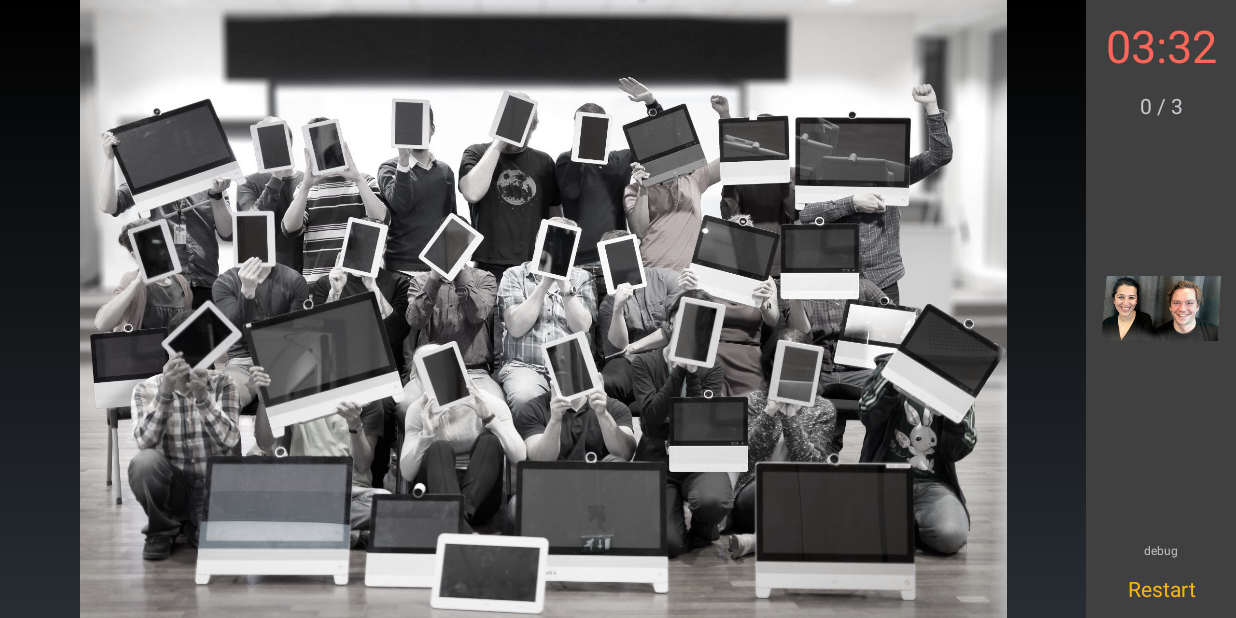
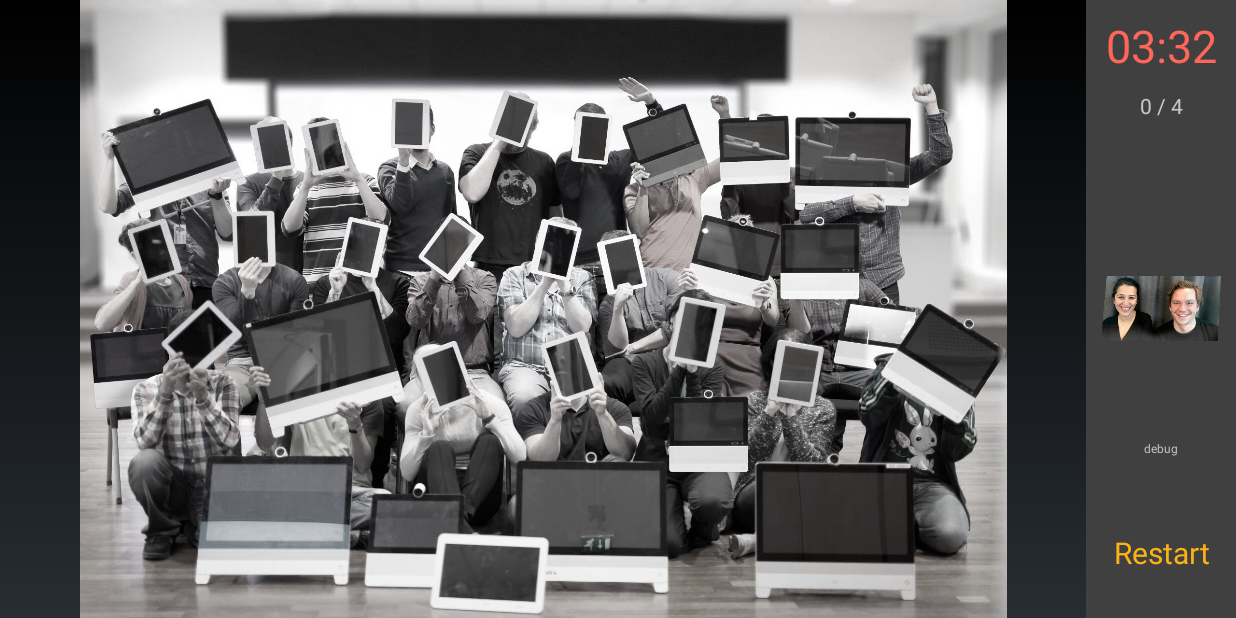
Before and after one commit to bjolseth/photogame, an Android app: the screen it shows after launch (GameActivity), on a phone screen of 824 x 412 dp (held sideways). Run offline under Robolectric (Android 15) with nearby library versions, the phone set to English and light mode, and no system bars.

Commit message:
ADd progress and restart functionality

```diff
--- a/app/src/main/java/com/cisco/photogame/GameController.java
+++ b/app/src/main/java/com/cisco/photogame/GameController.java
@@ -18,12 +18,13 @@ public class GameController {
 
     private List<Dude> dudes;
     private View game;
-    private static final int ACCEPTED_DISTANCE = 50;
+    private static final int ACCEPTED_DISTANCE = 80;
     private Dude currentPiece;
     private TextView dbgText;
     private Context context;
     private long startTime;
     private Highscore highscore;
+    private int totalDudeCount;
 
     public GameController(View game) {
         this.game = game;
@@ -41,10 +42,13 @@ public class GameController {
         int index = (int) Math.floor(Math.random() * dudes.size());
         currentPiece = dudes.remove(index);
         ((ImageView) game.findViewById(R.id.puzzle_piece)).setImageResource(currentPiece.getBitmapId());
+        updateProgress();
     }
 
     private void startGame() {
-        dudes = Positions.defineHitAreas();
+        game.findViewById(R.id.puzzle_piece).setVisibility(View.VISIBLE);
+        dudes = Positions.getDudes();
+        totalDudeCount = dudes.size();
         setNextPiece();
         startTime = System.currentTimeMillis();
     }
@@ -58,9 +62,9 @@ public class GameController {
         debug2("%d, %d - %d", pos.x, pos.y, dist);
 
         if (dist < ACCEPTED_DISTANCE)
-            dbgText.setBackgroundColor(0xFF009900);
+            dbgText.setBackgroundColor(0x99009900);
         else
-            dbgText.setBackgroundColor(0xFF990000);
+            dbgText.setBackgroundColor(0x99990000);
 
         return (dist < ACCEPTED_DISTANCE);
     }
@@ -94,6 +98,17 @@ public class GameController {
                 return true;
             }
         });
+
+        game.findViewById(R.id.restart_button).setOnClickListener(new View.OnClickListener() {
+            @Override
+            public void onClick(View view) {
+                restartGame();
+            }
+        });
+    }
+
+    private void restartGame() {
+        startGame();
     }
 
     private void spotFound(Point pos, Dude dude) {
@@ -101,10 +116,18 @@ public class GameController {
 
         //addPieceToBoard(pos, dude);
 
-        if (! dudes.isEmpty())
+        if (! dudes.isEmpty()) {
             setNextPiece();
+            updateProgress();
+        }
         else
             gameFinished();
+    }
+
+    private void updateProgress() {
+        TextView progress = (TextView) game.findViewById(R.id.progress);
+        int count = totalDudeCount - dudes.size() - 1;
+        progress.setText(String.format("%d / %d", count, totalDudeCount));
     }
 
     private void addPieceToBoard(Point dropPos, Dude dude) {
--- a/app/src/main/java/com/cisco/photogame/Positions.java
+++ b/app/src/main/java/com/cisco/photogame/Positions.java
@@ -8,7 +8,7 @@ import java.util.List;
 
 public class Positions {
 
-    public static List<Dude> defineHitAreas() {
+    public static List<Dude> getDudes() {
         List<Dude> piecePositions = new ArrayList<Dude>();
         piecePositions.add(new Dude("Jorgen", R.drawable.dude_6, new Point(1219, 830)));
         piecePositions.add(new Dude("Martin", R.drawable.dude_10, new Point(1232, 247)));
--- a/app/src/main/res/layout/activity_game.xml
+++ b/app/src/main/res/layout/activity_game.xml
@@ -57,7 +57,9 @@
             android:text="Restart"
             android:layout_centerHorizontal="true"
 
-            android:gravity="center_horizontal" />
+            android:gravity="center_horizontal"
+            android:layout_marginBottom="20dp"
+            android:textSize="20sp" />
 
         <TextView
             android:id="@+id/debug"
@@ -65,7 +67,7 @@
             android:layout_height="wrap_content"
             android:layout_above="@id/restart_button"
             android:textSize="8sp"
-            android:layout_marginBottom="10dp"
+            android:layout_marginBottom="50dp"
             android:text="debug"
             android:gravity="center_horizontal" />
     </RelativeLayout>
```
